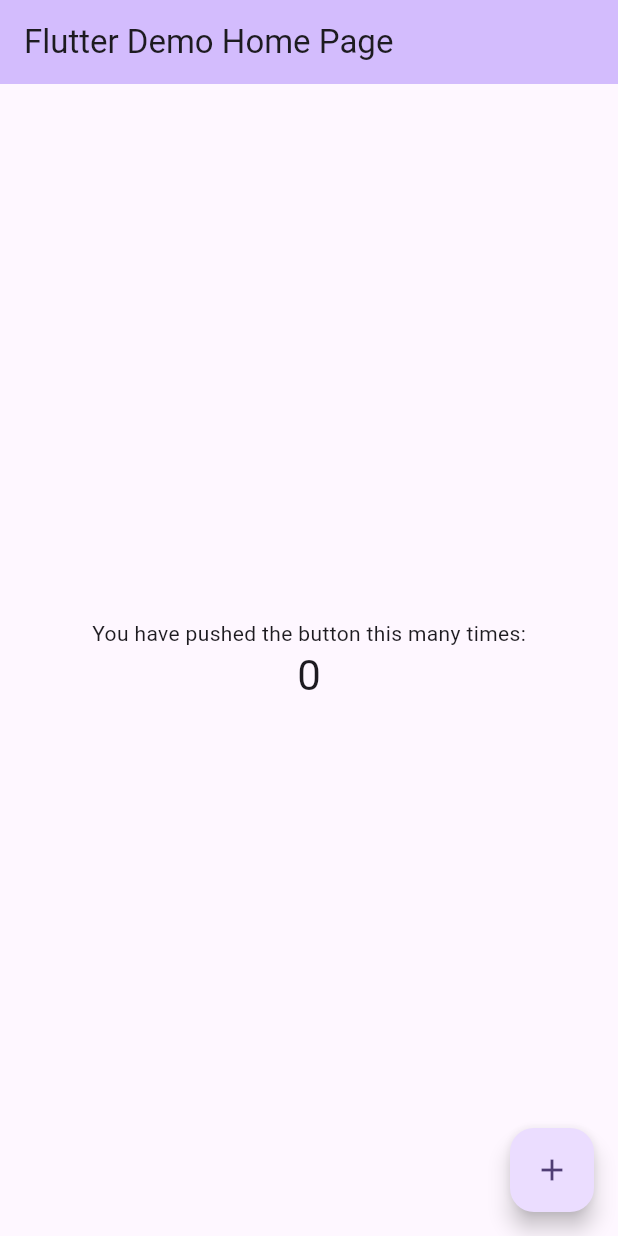
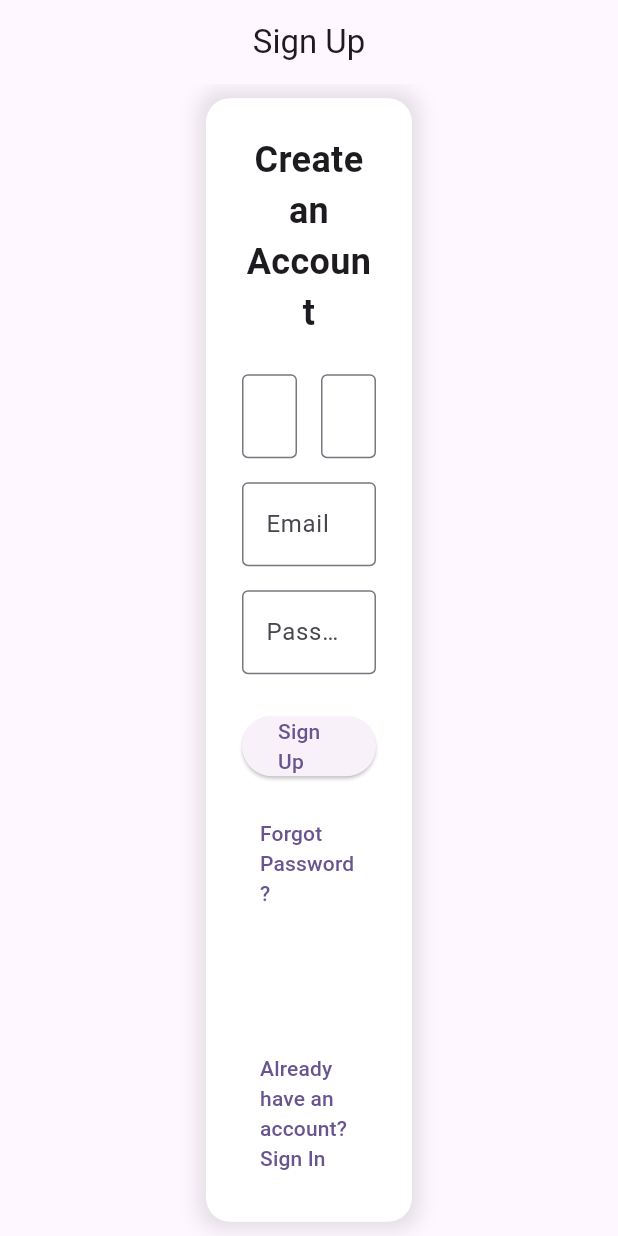
Before and after one commit to muath-nassar/auth_clean_arch, a Flutter app: the screen it shows after launch, on a phone screen of 412 x 824 dp. Run offline on Flutter 3.47's test engine with Material 3 defaults, Android fonts, the light colour scheme and no system bars; our stand-ins replace bloc, dartz, drift, equatable, flutter_bloc, get_it and 1 more; missing offline and left inert: bcrypt, mailer; accounts and stored records are empty; generated files the repository leaves out were written again.

Commit message:
Sign up screen

```diff
--- /dev/null
+++ b/devtools_options.yaml
@@ -0,0 +1,3 @@
+description: This file stores settings for Dart & Flutter DevTools.
+documentation: https://docs.flutter.dev/tools/devtools/extensions#configure-extension-enablement-states
+extensions:
--- a/lib/features/registration/data/datasources/local_db_datasource.dart
+++ b/lib/features/registration/data/datasources/local_db_datasource.dart
@@ -36,8 +36,13 @@ class UserModelLocalDbDatasourceImpl extends UserModelLocalDbDatasource{
 
   @override
   Future<bool> createUser(UserCreateModel user) async{
+    try{
       var affectedRows = await db.insertUser(user.toDB());
       return affectedRows > 0;
+    } catch(e){
+      throw DatabaseWriteException();
+    }
+
   }
 
   @override
--- a/lib/features/registration/presentation/bloc/sign_up_bloc/sign_up_bloc.dart
+++ b/lib/features/registration/presentation/bloc/sign_up_bloc/sign_up_bloc.dart
@@ -22,7 +22,7 @@ class SignUpBloc extends Bloc<SignUpEvent, SignUpState> {
     required this.signUpUserCase,
   }) : super(SignUpInitial()) {
     on<SignUpEvent>((event, emit) async {
-      if(event is RequestSignUpEvent){
+      if(event is SignUpRequest){
         late String email, firstName, lastName, password;
         // Validation
         var emailValidation = emailValidator.validate(event.email);
--- a/lib/features/registration/presentation/bloc/sign_up_bloc/sign_up_event.dart
+++ b/lib/features/registration/presentation/bloc/sign_up_bloc/sign_up_event.dart
@@ -4,13 +4,13 @@ sealed class SignUpEvent extends Equatable {
   const SignUpEvent();
 }
 
-class RequestSignUpEvent extends SignUpEvent{
+class SignUpRequest extends SignUpEvent{
   final String email;
   final String password;
   final String firstName;
   final String lastName;
 
-  const RequestSignUpEvent({
+  const SignUpRequest({
     required this.email,
     required this.password,
     required this.firstName,
--- /dev/null
+++ b/lib/features/registration/presentation/pages/sign_up_page.dart
@@ -0,0 +1,160 @@
+import 'package:auth_clean_arch/core/common.dart';
+import 'package:auth_clean_arch/di.dart';
+import 'package:auth_clean_arch/features/registration/presentation/pages/sign_in_page.dart';
+import 'package:auth_clean_arch/features/registration/presentation/pages/verify_email_page.dart';
+import 'package:flutter/material.dart';
+import 'package:flutter_bloc/flutter_bloc.dart';
+
+import '../bloc/sign_up_bloc/sign_up_bloc.dart';
+import '../widgets/email_text_field.dart';
+import '../widgets/password_text_field.dart';
+
+class SignUpPage extends StatefulWidget {
+  const SignUpPage({super.key});
+
+  @override
+  State<SignUpPage> createState() => _SignUpPageState();
+}
+
+class _SignUpPageState extends State<SignUpPage> {
+  final TextEditingController _firstNameController = TextEditingController();
+  final TextEditingController _lastNameController = TextEditingController();
+  final TextEditingController _emailController = TextEditingController();
+  final TextEditingController _passwordController = TextEditingController();
+  late final SignUpBloc _signUpBloc;
+
+  @override
+  void initState() {
+    _signUpBloc = getIt<SignUpBloc>();
+    super.initState();
+  }
+  @override
+  Widget build(BuildContext context) {
+    return BlocProvider(
+  create: (context) => _signUpBloc,
+  child: Scaffold(
+      appBar: AppBar(
+        title: const Text('Sign Up'),
+        centerTitle: true,
+      ),
+      body: Center(
+        child: Container(
+          padding: const EdgeInsets.all(24.0),
+          height: MediaQuery.sizeOf(context).height / 1.1,
+          width: MediaQuery.sizeOf(context).width / 3,
+          decoration: BoxDecoration(
+            color: Colors.white,
+            borderRadius: BorderRadius.circular(16),
+            boxShadow: [
+              BoxShadow(
+                color: Colors.black.withOpacity(0.1),
+                blurRadius: 10,
+                spreadRadius: 5,
+              ),
+            ],
+          ),
+          child: Column(
+            mainAxisSize: MainAxisSize.min,
+            crossAxisAlignment: CrossAxisAlignment.stretch,
+            children: [
+              const Text(
+                'Create an Account',
+                style: TextStyle(
+                  fontSize: 24,
+                  fontWeight: FontWeight.bold,
+                ),
+                textAlign: TextAlign.center,
+              ),
+              const SizedBox(height: 24),
+              // First Name and Last Name Fields
+              Row(
+                children: [
+                  Expanded(
+                    child: TextField(
+                      controller: _firstNameController,
+                      decoration: const InputDecoration(
+                        labelText: 'First Name',
+                        border: OutlineInputBorder(),
+                      ),
+                    ),
+                  ),
+                  const SizedBox(width: 16),
+                  Expanded(
+                    child: TextField(
+                      controller: _lastNameController,
+                      decoration: const InputDecoration(
+                        labelText: 'Last Name',
+                        border: OutlineInputBorder(),
+                      ),
+                    ),
+                  ),
+                ],
+              ),
+              const SizedBox(height: 16),
+              // Email Field
+              EmailTextField(emailController: _emailController),
+              const SizedBox(height: 16),
+              // Password Field
+              PasswordTextField(passwordController: _passwordController),
+              BlocBuilder<SignUpBloc, SignUpState>(
+                builder: (context, state) {
+                  if (state is Error) {
+                    return failureMessagesColumn(state.failure);
+                  }
+                  if (state is Success) {
+                    WidgetsBinding.instance.addPostFrameCallback((_) {
+                      navigateWithFade(context, const VerifyEmailPage());
+                    });
+                    return const Text('User created successfully');
+                  }
+                  if (state is Loading) {
+                    return const Center(
+                      child: CircularProgressIndicator.adaptive(),
+                    );
+                  }
+                  return const SizedBox();
+                },
+              ),
+              const SizedBox(height: 24),
+              ElevatedButton(
+                onPressed: () {
+                  newUserRequest();
+                },
+                child: const Text('Sign Up'),
+              ),
+              const SizedBox(height: 16),
+              TextButton(
+                onPressed: () {
+                  // Placeholder for "Forgot Password"
+                },
+                child: const Text('Forgot Password?'),
+              ),
+              const Spacer(),
+              TextButton(
+                onPressed: () {
+                  Navigator.pushAndRemoveUntil(
+                    context,
+                    MaterialPageRoute(
+                        builder: (context) => const SignInPage()),
+                    (Route<dynamic> route) =>
+                        false, // This will remove all previous routes
+                  );
+                },
+                child: const Text("Already have an account? Sign In"),
+              ),
+            ],
+          ),
+        ),
+      ),
+    ),
+);
+  }
+
+  void newUserRequest() {
+    _signUpBloc.add(SignUpRequest(
+        email: _emailController.text.trim(),
+        password: _passwordController.text.trim(),
+        firstName: _firstNameController.text.trim(),
+        lastName: _lastNameController.text.trim()));
+  }
+}
--- /dev/null
+++ b/lib/features/registration/presentation/widgets/email_text_field.dart
@@ -0,0 +1,23 @@
+
+import 'package:flutter/material.dart';
+
+class EmailTextField extends StatelessWidget {
+  const EmailTextField({
+    super.key,
+    required TextEditingController emailController,
+  }) : _emailController = emailController;
+
+  final TextEditingController _emailController;
+
+  @override
+  Widget build(BuildContext context) {
+    return TextField(
+      controller: _emailController,
+      decoration: const InputDecoration(
+        labelText: 'Email',
+        border: OutlineInputBorder(),
+      ),
+      keyboardType: TextInputType.emailAddress,
+    );
+  }
+}
--- /dev/null
+++ b/lib/features/registration/presentation/widgets/password_text_field.dart
@@ -0,0 +1,22 @@
+
+import 'package:flutter/material.dart';
+class PasswordTextField extends StatelessWidget {
+  const PasswordTextField({
+    super.key,
+    required TextEditingController passwordController,
+  }) : _passwordController = passwordController;
+
+  final TextEditingController _passwordController;
+
+  @override
+  Widget build(BuildContext context) {
+    return TextField(
+      controller: _passwordController,
+      decoration: const InputDecoration(
+        labelText: 'Password',
+        border: OutlineInputBorder(),
+      ),
+      obscureText: true,
+    );
+  }
+}
--- a/lib/main.dart
+++ b/lib/main.dart
@@ -1,6 +1,11 @@
+import 'package:auth_clean_arch/features/registration/presentation/pages/sign_in_page.dart';
+import 'package:auth_clean_arch/features/registration/presentation/pages/sign_up_page.dart';
 import 'package:flutter/material.dart';
+import 'di.dart';
 
-void main() {
+Future<void> main() async {
+  WidgetsFlutterBinding.ensureInitialized();
+  await initDi();
   runApp(const MyApp());
 }
 
@@ -13,113 +18,11 @@
     return MaterialApp(
       title: 'Flutter Demo',
       theme: ThemeData(
-        // This is the theme of your application.
-        //
-        // TRY THIS: Try running your application with "flutter run". You'll see
-        // the application has a purple toolbar. Then, without quitting the app,
-        // try changing the seedColor in the colorScheme below to Colors.green
-        // and then invoke "hot reload" (save your changes or press the "hot
-        // reload" button in a Flutter-supported IDE, or press "r" if you used
-        // the command line to start the app).
-        //
-        // Notice that the counter didn't reset back to zero; the application
-        // state is not lost during the reload. To reset the state, use hot
-        // restart instead.
-        //
-        // This works for code too, not just values: Most code changes can be
-        // tested with just a hot reload.
+
         colorScheme: ColorScheme.fromSeed(seedColor: Colors.deepPurple),
         useMaterial3: true,
       ),
-      home: const MyHomePage(title: 'Flutter Demo Home Page'),
+      home: const SignUpPage(),
     );
   }
 }
-
-class MyHomePage extends StatefulWidget {
-  const MyHomePage({super.key, required this.title});
-
-  // This widget is the home page of your application. It is stateful, meaning
-  // that it has a State object (defined below) that contains fields that affect
-  // how it looks.
-
-  // This class is the configuration for the state. It holds the values (in this
-  // case the title) provided by the parent (in this case the App widget) and
-  // used by the build method of the State. Fields in a Widget subclass are
-  // always marked "final".
-
-  final String title;
-
-  @override
-  State<MyHomePage> createState() => _MyHomePageState();
-}
-
-class _MyHomePageState extends State<MyHomePage> {
-  int _counter = 0;
-
-  void _incrementCounter() {
-    setState(() {
-      // This call to setState tells the Flutter framework that something has
-      // changed in this State, which causes it to rerun the build method below
-      // so that the display can reflect the updated values. If we changed
-      // _counter without calling setState(), then the build method would not be
-      // called again, and so nothing would appear to happen.
-      _counter++;
-    });
-  }
-
-  @override
-  Widget build(BuildContext context) {
-    // This method is rerun every time setState is called, for instance as done
-    // by the _incrementCounter method above.
-    //
-    // The Flutter framework has been optimized to make rerunning build methods
-    // fast, so that you can just rebuild anything that needs updating rather
-    // than having to individually change instances of widgets.
-    return Scaffold(
-      appBar: AppBar(
-        // TRY THIS: Try changing the color here to a specific color (to
-        // Colors.amber, perhaps?) and trigger a hot reload to see the AppBar
-        // change color while the other colors stay the same.
-        backgroundColor: Theme.of(context).colorScheme.inversePrimary,
-        // Here we take the value from the MyHomePage object that was created by
-        // the App.build method, and use it to set our appbar title.
-        title: Text(widget.title),
-      ),
-      body: Center(
-        // Center is a layout widget. It takes a single child and positions it
-        // in the middle of the parent.
-        child: Column(
-          // Column is also a layout widget. It takes a list of children and
-          // arranges them vertically. By default, it sizes itself to fit its
-          // children horizontally, and tries to be as tall as its parent.
-          //
-          // Column has various properties to control how it sizes itself and
-          // how it positions its children. Here we use mainAxisAlignment to
-          // center the children vertically; the main axis here is the vertical
-          // axis because Columns are vertical (the cross axis would be
-          // horizontal).
-          //
-          // TRY THIS: Invoke "debug painting" (choose the "Toggle Debug Paint"
-          // action in the IDE, or press "p" in the console), to see the
-          // wireframe for each widget.
-          mainAxisAlignment: MainAxisAlignment.center,
-          children: <Widget>[
-            const Text(
-              'You have pushed the button this many times:',
-            ),
-            Text(
-              '$_counter',
-              style: Theme.of(context).textTheme.headlineMedium,
-            ),
-          ],
-        ),
-      ),
-      floatingActionButton: FloatingActionButton(
-        onPressed: _incrementCounter,
-        tooltip: 'Increment',
-        child: const Icon(Icons.add),
-      ), // This trailing comma makes auto-formatting nicer for build methods.
-    );
-  }
-}
```
Also changed, not shown: lib/core/common.dart (added, +37 -0 lines), lib/features/registration/data/repositories/user_repository.dart (+6 -2 lines), lib/features/registration/presentation/pages/sign_in_page.dart (added, +86 -0 lines), lib/features/registration/presentation/pages/verify_email_page.dart (added, +93 -0 lines), 4 other files.
